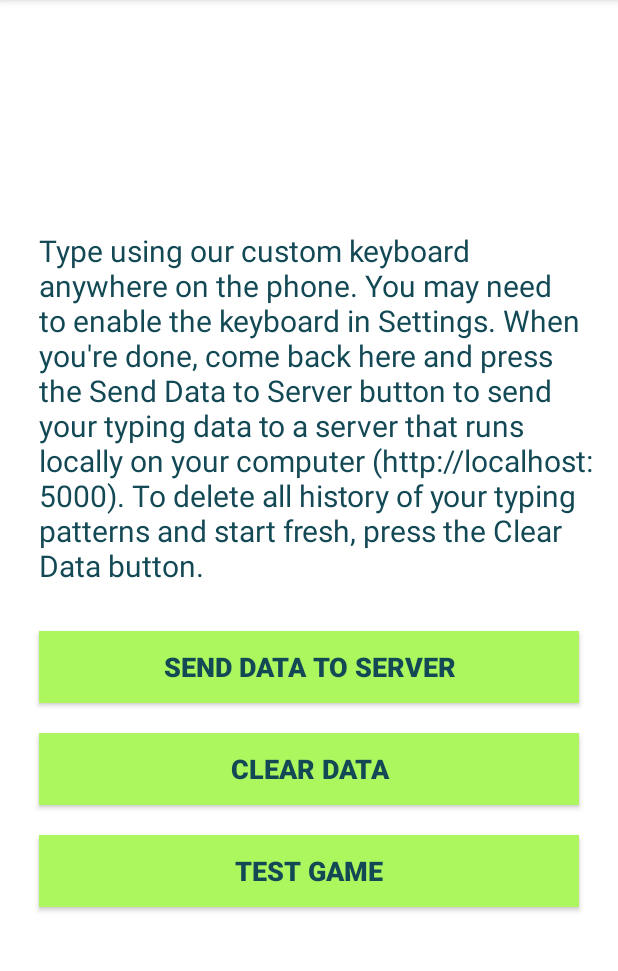
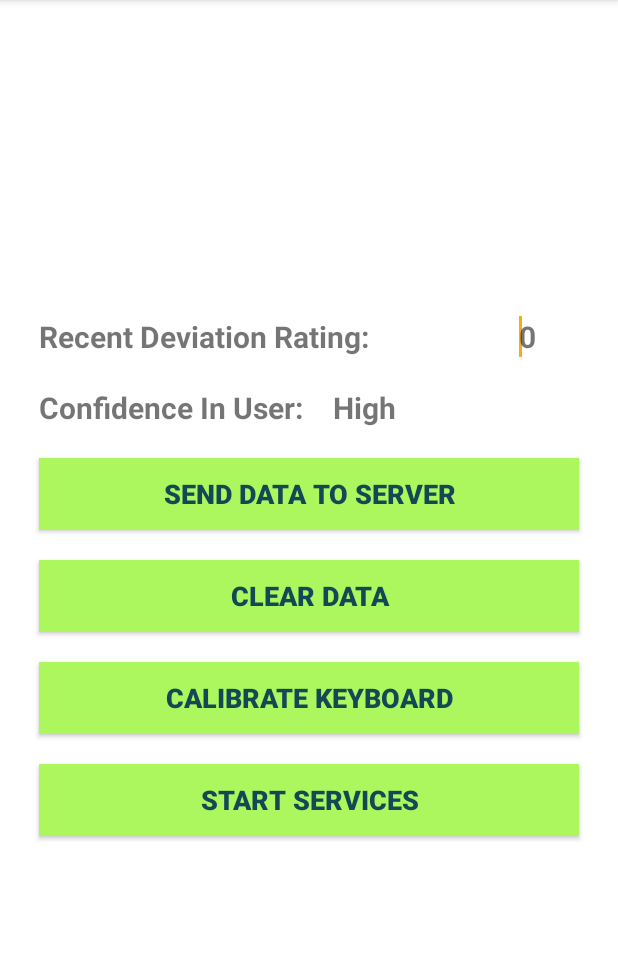
Before and after one commit to djone110/Client, an Android app: the screen it shows after launch (MainActivity), on a phone screen of 412 x 824 dp, the part 84-1055 px from its top. Run offline under Robolectric (Android 15) with nearby library versions, the phone set to English and light mode, and no system bars.

```diff
--- a/app/src/main/AndroidManifest.xml
+++ b/app/src/main/AndroidManifest.xml
@@ -57,8 +57,7 @@
         //I hope this is correct but idk -Sarah
         <activity
             android:name="com.teamawesome.game.intro_page_game"
-            android:label="gameIntro"
-        />
+            android:label="gameIntro" />
 
         <receiver
             android:name=".comm.commRecv"
@@ -67,6 +66,7 @@
 
         <service
             android:name=".windVane.windVaneLoop"
+            android:process=":my_process"
             android:enabled="true"
             android:exported="true" />
         <service
@@ -75,6 +75,7 @@
             android:exported="true" />
 
         <activity android:name=".main.AnalyzeResults"></activity>
+        <activity android:name="com.teamawesome.game.typing_game"/>
     </application>
 
 </manifest>
--- a/app/src/main/java/com/teamawesome/client/main/MainActivity.java
+++ b/app/src/main/java/com/teamawesome/client/main/MainActivity.java
@@ -11,11 +11,15 @@ import android.view.MotionEvent;
 import android.view.View;
 import android.widget.Button;
 import android.widget.EditText;
+import android.widget.TextView;
 import android.widget.Toast;
 
 import com.teamawesome.client.R;
 import com.teamawesome.client.comm.CommManager;
 import com.teamawesome.client.misc.KeyboardWindow;
+
+import java.io.BufferedReader;
+import java.io.InputStreamReader;
 
 
 public class MainActivity extends AppCompatActivity {
@@ -26,6 +30,8 @@ public class MainActivity extends AppCompatActivity {
     protected void onCreate(Bundle savedInstanceState) {
         super.onCreate(savedInstanceState);
         setContentView(R.layout.activity_main);
+        UIUpdate uiUpdate = new UIUpdate();
+        uiUpdate.run();
     }
 
     public void sendData(View v) {
@@ -44,6 +50,41 @@ public class MainActivity extends AppCompatActivity {
     }
 
     public void testGame(View v){
-        startActivity(new Intent(MainActivity.this, com.teamawesome.game.intro_page_game.class));
+        startActivity(new Intent(this, com.teamawesome.game.typing_game.class));
     }
+    public void startWindvane(View v){
+        startService(new Intent(this, com.teamawesome.client.windVane.windVaneLoop.class));
+    }
+    private class UIUpdate extends Thread {
+        @Override
+        public void run() {
+            TextView rating = (TextView) findViewById(R.id.MarginDisp);
+            TextView confidence = (TextView) findViewById(R.id.ConfidenceDisplay);
+            double value = 0;
+            String line;
+
+            try{
+                InputStreamReader inputStreamReader = new InputStreamReader(openFileInput("keyboardConfidence.txt"));
+                BufferedReader bufferedReader = new BufferedReader(inputStreamReader);
+
+                while((line = bufferedReader.readLine()) != null){
+                    value = Double.parseDouble(line);
+                    rating.setText(line);
+                }
+                inputStreamReader.close();
+                bufferedReader.close();
+                if (value > 0 && value < 1000){
+                    confidence.setText("Not Concerned.");
+                }else if (value > 1000 && value < 2000){
+                    confidence.setText("Somewhat Concerned.");
+                }else{
+                    confidence.setText("Very Concerned.");
+                }
+            }catch (Exception e){
+                e.printStackTrace();
+            }
+        }
+    }
+
+
 }
--- a/app/src/main/java/com/teamawesome/client/main/SpeedoKey.java
+++ b/app/src/main/java/com/teamawesome/client/main/SpeedoKey.java
@@ -109,10 +109,12 @@ public class SpeedoKey extends InputMethodService
                 break;
             default:
                 numKeyPresses++;
+
                 if (timeOfWordStart == 0) {
                     timeOfWordStart = System.currentTimeMillis();
                 }
-                handleCharacter(primaryCode);
+                if (caps) handleCharacter(primaryCode - 32);
+                else { handleCharacter(primaryCode);}
                 break;
         }
     }
--- a/app/src/main/java/com/teamawesome/game/typing_game.java
+++ b/app/src/main/java/com/teamawesome/game/typing_game.java
@@ -19,6 +19,7 @@ public class typing_game extends AppCompatActivity implements View.OnClickListen
     Button done; //declare done button
     private EditText userInput; //declare user input variable
 
+
     //create done button
     @Override
     protected void onCreate(Bundle savedInstanceState) {
@@ -30,6 +31,7 @@ public class typing_game extends AppCompatActivity implements View.OnClickListen
         done = (Button) findViewById(R.id.done_typing_game);
         //create action listener
         done.setOnClickListener(typing_game.this);
+
 
     }
 
--- a/app/src/main/res/layout/activity_main.xml
+++ b/app/src/main/res/layout/activity_main.xml
@@ -17,15 +17,76 @@
         android:layout_alignParentTop="true"
         android:layout_alignParentStart="true">
 
+        <LinearLayout
+            android:orientation="horizontal"
+            android:layout_width="match_parent"
+            android:layout_height="wrap_content"
+            android:layout_margin="10dp">
+
+            <TextView
+                android:layout_width="450px"
+                android:layout_height="wrap_content"
+                android:text="Recent Deviation Rating:"
+                android:id="@+id/textView3"
+                android:textSize="20dp"
+                android:textIsSelectable="false"
+                android:textStyle="bold"
+                android:singleLine="false" />
+
+            <TextView
+                android:layout_width="wrap_content"
+                android:layout_height="wrap_content"
+                android:text="0"
+                android:id="@+id/MarginDisp"
+                android:elegantTextHeight="false"
+                android:editable="true"
+                android:layout_marginLeft="20dp"
+                android:textSize="20dp"
+                android:textIsSelectable="true"
+                android:textStyle="bold"
+                android:singleLine="false" />
+        </LinearLayout>
+
         <TextView
             android:layout_width="match_parent"
             android:layout_height="wrap_content"
             android:id="@+id/textView"
             android:text="@string/mainActivityText"
-            android:textSize="20sp"
+            android:textSize="18dp"
             android:layout_marginBottom="20dp"
             android:textColor="@color/colorPrimaryDark"
-            android:paddingLeft="10dp" />
+            android:paddingLeft="10dp"
+            android:textIsSelectable="false"
+            android:visibility="gone" />
+
+        <LinearLayout
+            android:orientation="horizontal"
+            android:layout_width="match_parent"
+            android:layout_height="wrap_content"
+            android:layout_margin="10dp" >
+
+            <TextView
+                android:layout_width="wrap_content"
+                android:layout_height="wrap_content"
+                android:text="Confidence In User:"
+                android:id="@+id/textView8"
+                android:textSize="20dp"
+                android:textIsSelectable="false"
+                android:textStyle="bold"
+                android:singleLine="true" />
+
+            <TextView
+                android:layout_width="wrap_content"
+                android:layout_height="wrap_content"
+                android:text="@string/overall_confidence"
+                android:id="@+id/ConfidenceDisplay"
+                android:textSize="20dp"
+                android:textIsSelectable="false"
+                android:textStyle="bold"
+                android:layout_marginLeft="20dp"
+                android:singleLine="false" />
+
+        </LinearLayout>
 
         <Button
             android:text="Send Data to Server"
@@ -53,7 +114,7 @@
             android:textSize="18sp" />
 
         <Button
-            android:text="Test Game"
+            android:text="Calibrate Keyboard"
             android:layout_width="match_parent"
             android:layout_height="wrap_content"
             android:layout_margin="10dp"
@@ -62,6 +123,21 @@
             android:textStyle="normal|bold"
             android:textColor="@color/colorPrimaryDark"
             android:background="@color/buttonColor"
-            android:textSize="18sp" />
+            android:textSize="18sp"
+            android:singleLine="true" />
+
+        <Button
+            android:layout_width="match_parent"
+            android:layout_height="wrap_content"
+            android:text="Start Services"
+            android:id="@+id/button4"
+            android:layout_gravity="center_horizontal"
+            android:textSize="18dp"
+            android:textStyle="normal|bold"
+            android:textColor="@color/colorPrimaryDark"
+            android:background="@color/buttonColor"
+            android:onClick="startWindvane"
+            android:allowUndo="true"
+            android:layout_margin="10dp" />
     </LinearLayout>
 </RelativeLayout>
--- a/app/src/main/res/values/strings.xml
+++ b/app/src/main/res/values/strings.xml
@@ -4,11 +4,14 @@
     <string name="sybtype_en_US">subtype_en_US</string>
     <string name="game_intro_title">Could we get to know you a little better?</string>
     <string name="game_intro_idea">This short <i>game</i> (~1 minute) lets us learn a little bit more about you so we can better secure your device. Indicate below whether you would like to play the game or not, but keep in mind there is no way to come back to this screen, for security reasons.</string>
-    <string name="mainActivityText">Type using our custom keyboard anywhere on the phone. You may need to enable the keyboard in Settings. When you\'re done, come back here and press the Send Data to Server button to send your typing data to a server that runs locally on your computer (http://localhost:5000). To delete all history of your typing patterns and start fresh, press the Clear Data button.</string>
+    <string name="mainActivityText">Type using our custom keyboard anywhere on the phone. You may need to enable the keyboard in Settings. When you\'re done, come back here and press the Send Data to Server button to send your typing data to the server for storage. To delete all history of your typing patterns and start fresh, press the Clear Data button.</string>
     <string name="notImplementedYet">Not implemented yet</string>
     <string name="typing_speed_title">Typing Speed Game</string>
     <string name="typing_speed_instr">Type the italicized text as seen below. Do not try to type faster than normal, because the profile of your behaviors will be incorrect. When you are done typing the text, press <i>DONE</i>.</string>
     <string name="typing_speed_text">This will surely become my favorite apps because it is so cool. The security it provides is way better than using a simple passcode.</string>
     <string name="game_results">Results</string>
+    <string name="keyboard_flags">0</string>
+    <string name="usage_flags">0</string>
+    <string name="overall_confidence">High</string>
     <string name="done">DONE</string>
 </resources>
```
Also changed, not shown: app/build.gradle (+5 -4 lines), app/src/main/java/com/teamawesome/client/misc/JSONInterpreter.java (added, +10 -0 lines), app/src/main/java/com/teamawesome/client/misc/KeyboardDevi.java (added, +124 -0 lines), app/src/main/java/com/teamawesome/client/misc/KeyboardWindow.java (+10 -0 lines), app/src/main/java/com/teamawesome/client/misc/LocationDatapoint.java (added, +7 -0 lines), app/src/main/java/com/teamawesome/client/misc/UsageDatapoint.java (added, +9 -0 lines), app/src/main/java/com/teamawesome/client/probes/AppUsage.java (+6 -33 lines), app/src/main/java/com/teamawesome/client/probes/locationFinder.java (+47 -29 lines), app/src/main/java/com/teamawesome/client/probes/networkUsage.java (+6 -1 lines), app/src/main/java/com/teamawesome/client/windVane/windVaneLoop.java (+114 -69 lines), app/src/main/java/com/teamawesome/game/intro_page_game.java (+6 -4 lines), app/src/main/res/layout/custom_toolbar.xml (deleted, +0 -8 lines).
